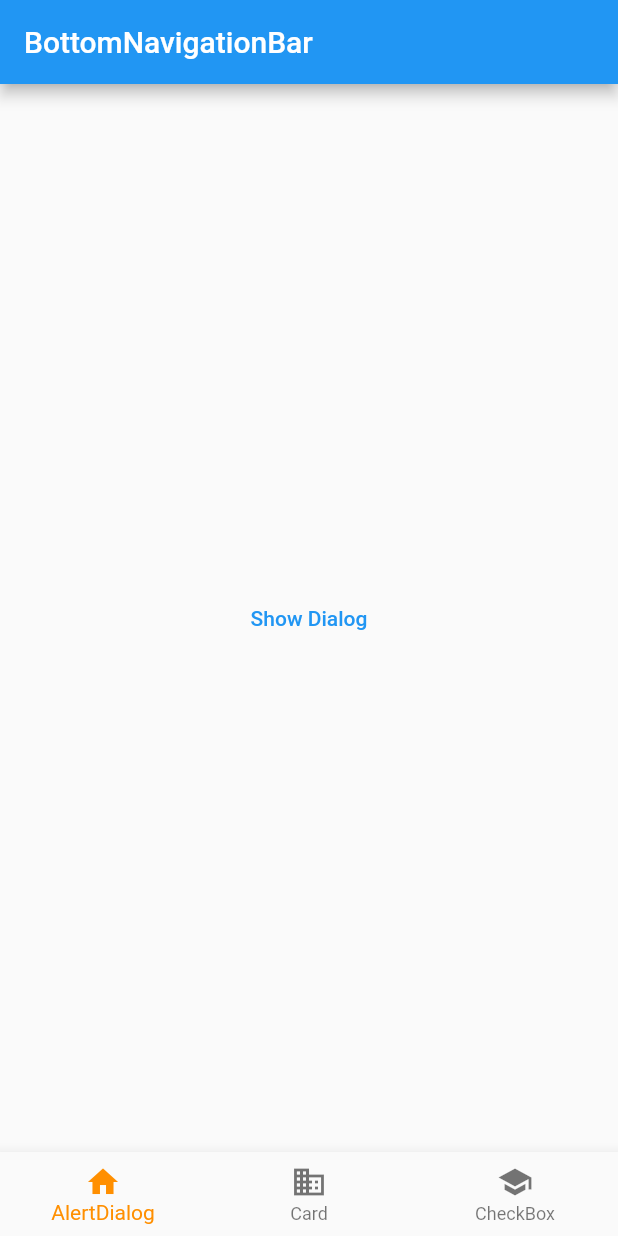
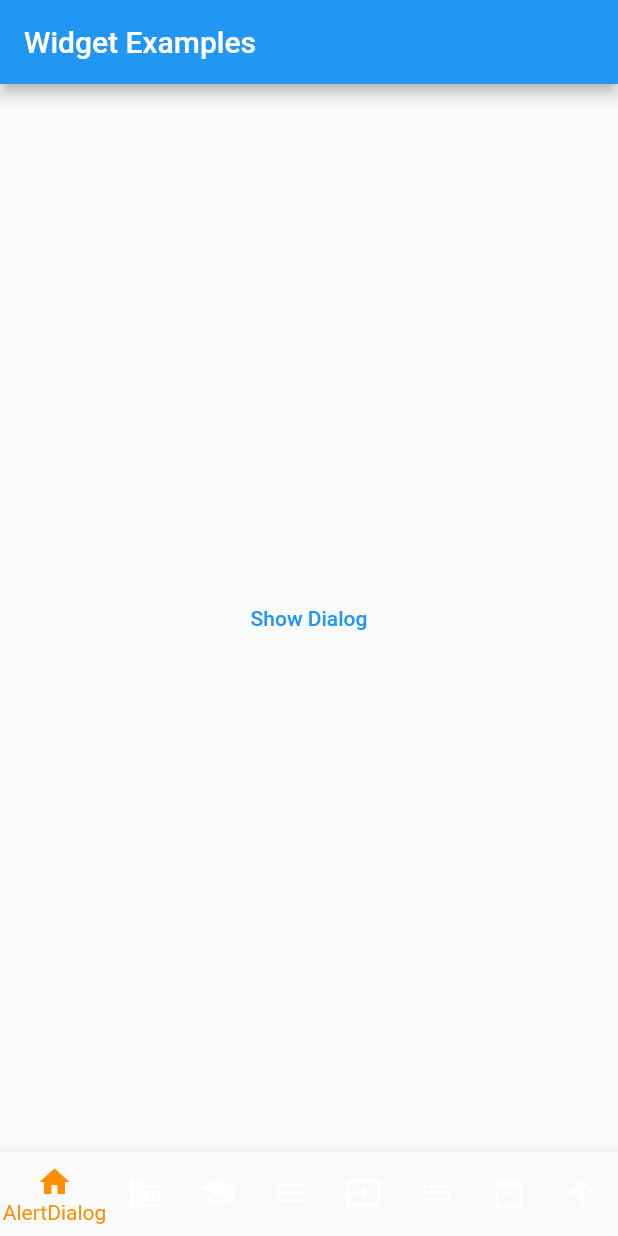
Before and after one commit to zeromk9/widgets, a Flutter app: the screen it shows after launch, on a phone screen of 412 x 824 dp. Run offline on Flutter 3.47's test engine with Material 2 defaults, Android fonts, the phone set to English and light mode, and no system bars.

Commit message:
c2:Todos los widgets

```diff
--- a/lib/pages/bottom_nav_bar.dart
+++ b/lib/pages/bottom_nav_bar.dart
@@ -1,51 +1,40 @@
 import 'package:flutter/material.dart';
+
+// Importa las clases de los ejemplos
 import 'alert_dialog.dart';
-import 'card_w.dart';
+import 'card.dart';
 import 'check_Box.dart';
+import 'drawer.dart';
+import 'form_field.dart';
+import 'list_view.dart';
+import 'show_date_picker.dart';
+import 'single_child_scroll_view.dart';
+
+void main() {
+  runApp(const MainApp());
+}
+
+class MainApp extends StatelessWidget {
+  const MainApp({super.key});
+
+  @override
+  Widget build(BuildContext context) {
+    return const MaterialApp(
+      home: BottomNavBar(),
+    );
+  }
+}
 
 class BottomNavBar extends StatelessWidget {
   const BottomNavBar({super.key});
 
   @override
   Widget build(BuildContext context) {
-    return const MaterialApp(
-      home: BottomNavigationBarExample(),
-    );
-  }
-}
-
-class BottomNavigationBarExample extends StatefulWidget {
-  const BottomNavigationBarExample({super.key});
-
-  @override
-  State<BottomNavigationBarExample> createState() =>
-      _BottomNavigationBarExampleState();
-}
-
-class _BottomNavigationBarExampleState
-    extends State<BottomNavigationBarExample> {
-  int _selectedIndex = 0;
-  static const List<Widget> _widgetOptions = <Widget>[
-    AlertDialogW(),
-    CardW(),
-    CheckboxW(),
-  ];
-
-  void _onItemTapped(int index) {
-    setState(() {
-      _selectedIndex = index;
-    });
-  }
-
-  @override
-  Widget build(BuildContext context) {
     return Scaffold(
       appBar: AppBar(
-        title: const Text('BottomNavigationBar'),
+        title: const Text('Widget Examples'),
       ),
-      body: Center(
-        child: _widgetOptions.elementAt(_selectedIndex),
-      ),
+      body: const _BottomNavigationBarExample(),
       bottomNavigationBar: BottomNavigationBar(
         items: const <BottomNavigationBarItem>[
           BottomNavigationBarItem(
@@ -60,11 +49,66 @@ class _BottomNavigationBarExampleState
             icon: Icon(Icons.school),
             label: 'CheckBox',
           ),
+          BottomNavigationBarItem(
+            icon: Icon(Icons.menu),
+            label: 'Drawer',
+          ),
+          BottomNavigationBarItem(
+            icon: Icon(Icons.input),
+            label: 'FormField',
+          ),
+          BottomNavigationBarItem(
+            icon: Icon(Icons.list),
+            label: 'ListView',
+          ),
+          BottomNavigationBarItem(
+            icon: Icon(Icons.date_range),
+            label: 'DatePicker',
+          ),
+          BottomNavigationBarItem(
+            icon: Icon(Icons.arrow_upward), // Cambia aquí
+            label: 'ScrollView',
+          ),
         ],
-        currentIndex: _selectedIndex,
+        currentIndex: _BottomNavigationBarExampleState.currentIndex,
         selectedItemColor: Colors.amber[800],
-        onTap: _onItemTapped,
+        onTap: _BottomNavigationBarExampleState.onItemTapped,
       ),
     );
   }
 }
+
+class _BottomNavigationBarExample extends StatefulWidget {
+  const _BottomNavigationBarExample();
+
+  @override
+  State<_BottomNavigationBarExample> createState() =>
+      _BottomNavigationBarExampleState();
+}
+
+class _BottomNavigationBarExampleState
+    extends State<_BottomNavigationBarExample> {
+  static int currentIndex = 0;
+
+  static void onItemTapped(int index) {
+    currentIndex = index;
+  }
+
+  final List<Widget> _widgetOptions = <Widget>[
+    const AlertDialogW(),
+    const CardW(),
+    const CheckboxW(),
+    const DrawerW(),
+    const FormFieldW(),
+    const ListViewW(),
+    const DatePickerW(),
+    const SingleChildScView(),
+  ];
+
+  @override
+  Widget build(BuildContext context) {
+    return Center(
+      child: _widgetOptions.elementAt(currentIndex),
+    );
+  }
+}
```
Also changed, not shown: lib/pages/drawer.dart (+34 -0 lines), lib/pages/form.dart (+48 -0 lines), lib/pages/form_field.dart (+22 -0 lines), lib/pages/list_view.dart (+20 -0 lines), lib/pages/radio.dart (added, +46 -0 lines), lib/pages/show_date_picker.dart (+84 -0 lines), lib/pages/single_child_scroll_view.dart (+43 -0 lines), lib/pages/card.dart (renamed from lib/pages/card_w.dart), lib/pages/radio_w.dart (deleted), 1 other file.
